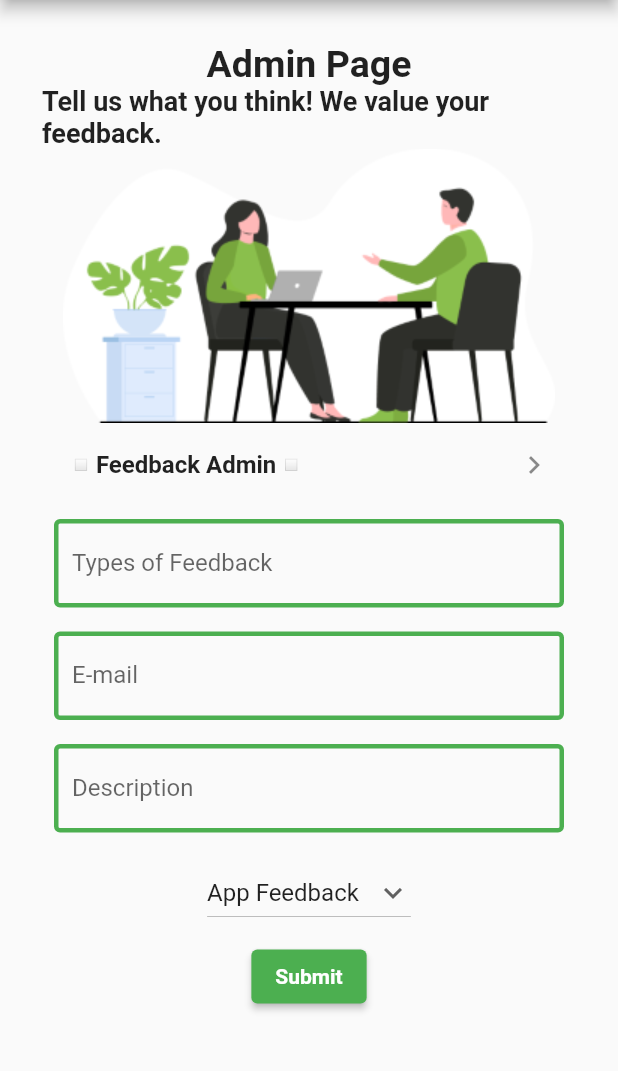
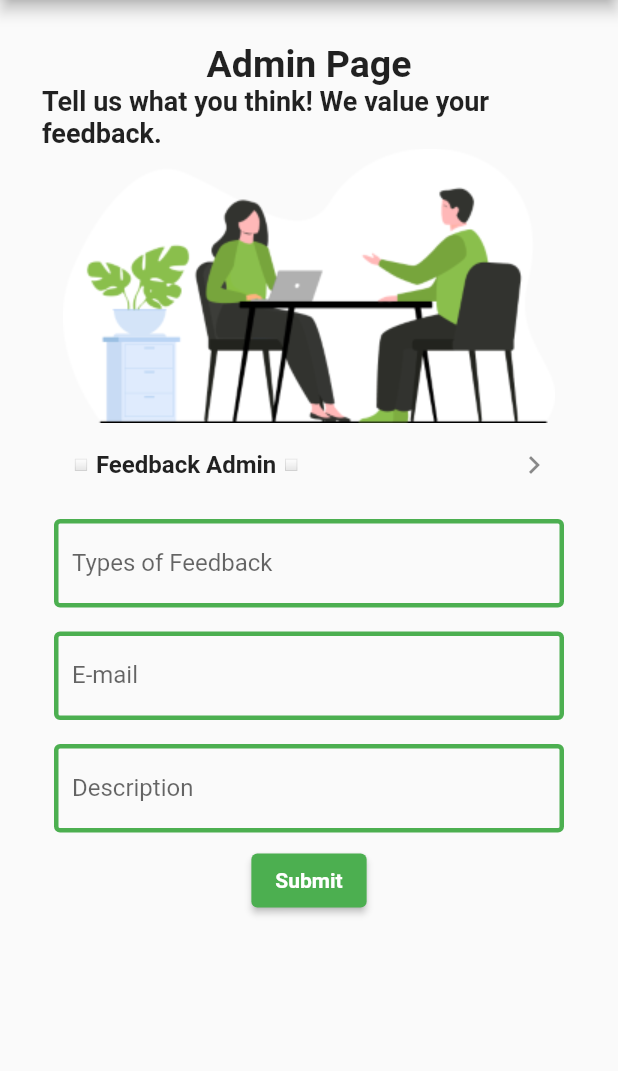
Before and after one commit to gabiiing/recycle, a Flutter app: the FeedbackPage screen opened directly, in the side drawer, after a tap on "Admin Page", on a phone screen of 412 x 824 dp, the part 84-1155 px from its top. Run offline on Flutter 3.47's test engine with Material 2 defaults, Android fonts, the phone set to English and light mode, and no system bars; missing offline and left inert: pbp_django_auth; network calls fail.

Commit message:
edit adminpage

```diff
--- a/recycle/lib/adminpage/pages/adminpage.dart
+++ b/recycle/lib/adminpage/pages/adminpage.dart
@@ -175,30 +175,6 @@ class _AdminPageState extends State<AdminPage> {
                               },
                             ),
                           ),
-                          Padding(
-                            // Input type
-                            padding: const EdgeInsets.all(8.0),
-                            child: DropdownButton(
-                              value: 'app',
-                              hint: const Text("Feedback Type"),
-                              icon: const Icon(Icons.keyboard_arrow_down),
-                              items: const <DropdownMenuItem<String>>[
-                                DropdownMenuItem<String>(
-                                  value: 'app',
-                                  child: Text('App Feedback'),
-                                ),
-                                DropdownMenuItem<String>(
-                                  value: 'event',
-                                  child: Text('Event Feedback'),
-                                ),
-                              ],
-                              onChanged: (String? value) {
-                                setState(() {
-                                  _type = value ?? "";
-                                });
-                              },
-                            ),
-                          ),
                           ElevatedButton(
                               child: const Text(
                                 "Submit",
--- a/recycle/lib/adminpage/pages/data.dart
+++ b/recycle/lib/adminpage/pages/data.dart
@@ -38,6 +38,13 @@ class _FeedbackPage extends State<FeedbackPage> {
         child: Row(
           mainAxisAlignment: MainAxisAlignment.spaceBetween,
           children: [
+            const Text(
+              "🏡 Feedback you've previously left for this site 🏡",
+              style: TextStyle(
+                  fontSize: 22,
+                  fontWeight: FontWeight.bold,
+                  backgroundColor: Color.fromARGB(255, 215, 255, 217)),
+            ),
             FloatingActionButton(
               heroTag: "Go Back Button",
               onPressed: () {
```
